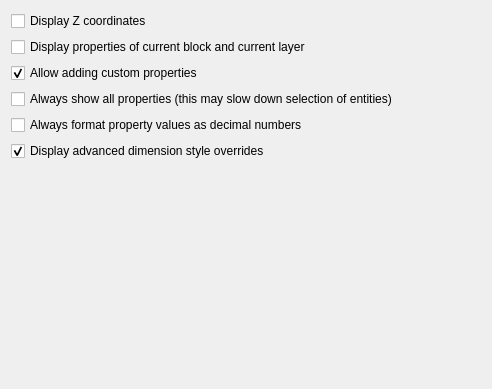
The window that scripts/Widgets/PropertyEditor/PreferencesPage.ui (qcad/qcad) describes before a commit, drawn with Qt 5.
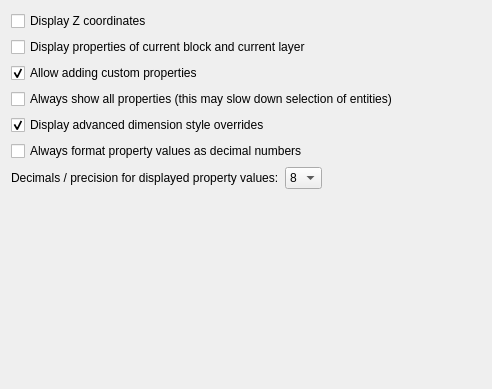
The same window after the commit.

Commit message: add preference for property editor decimals / precision

```diff
--- a/scripts/Widgets/PropertyEditor/PreferencesPage.ui
+++ b/scripts/Widgets/PropertyEditor/PreferencesPage.ui
@@ -45,13 +45,6 @@
      </property>
     </widget>
    </item>
-   <item>
-    <widget class="QCheckBox" name="FormatAsDecimal">
-     <property name="text">
-      <string>Always format property values as decimal numbers</string>
-     </property>
-    </widget>
-   </item>
    <item>
     <widget class="QCheckBox" name="DimStyleOverrides">
      <property name="text">
@@ -62,6 +55,89 @@
      </property>
     </widget>
    </item>
+   <item>
+    <widget class="QCheckBox" name="FormatAsDecimal">
+     <property name="text">
+      <string>Always format property values as decimal numbers</string>
+     </property>
+    </widget>
+   </item>
+   <item>
+    <layout class="QHBoxLayout" name="horizontalLayout">
+     <item>
+      <widget class="QLabel" name="label">
+       <property name="text">
+        <string>Decimals / precision for displayed property values:</string>
+       </property>
+      </widget>
+     </item>
+     <item>
+      <widget class="QComboBox" name="Decimals">
+       <property name="currentIndex">
+        <number>8</number>
+       </property>
+       <item>
+        <property name="text">
+         <string notr="true">0</string>
+        </property>
+       </item>
+       <item>
+        <property name="text">
+         <string notr="true">1</string>
+        </property>
+       </item>
+       <item>
+        <property name="text">
+         <string notr="true">2</string>
+        </property>
+       </item>
+       <item>
+        <property name="text">
+         <string notr="true">3</string>
+        </property>
+       </item>
+       <item>
+        <property name="text">
+         <string notr="true">4</string>
+        </property>
+       </item>
+       <item>
+        <property name="text">
+         <string notr="true">5</string>
+        </property>
+       </item>
+       <item>
+        <property name="text">
+         <string notr="true">6</string>
+        </property>
+       </item>
+       <item>
+        <property name="text">
+         <string notr="true">7</string>
+        </property>
+       </item>
+       <item>
+        <property name="text">
+         <string notr="true">8</string>
+        </property>
+       </item>
+      </widget>
+     </item>
+     <item>
+      <spacer name="horizontalSpacer">
+       <property name="orientation">
+        <enum>Qt::Horizontal</enum>
+       </property>
+       <property name="sizeHint" stdset="0">
+        <size>
+         <width>40</width>
+         <height>20</height>
+        </size>
+       </property>
+      </spacer>
+     </item>
+    </layout>
+   </item>
    <item>
     <spacer name="verticalSpacer">
      <property name="orientation">
```
The commit also changes 1 other file.
